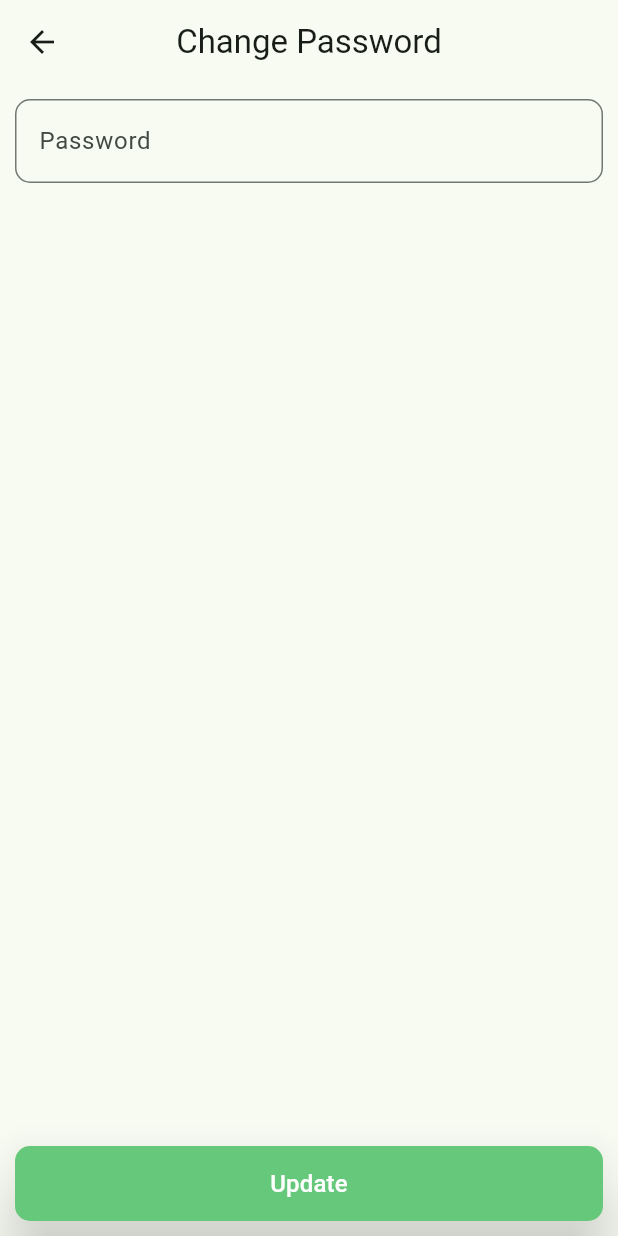
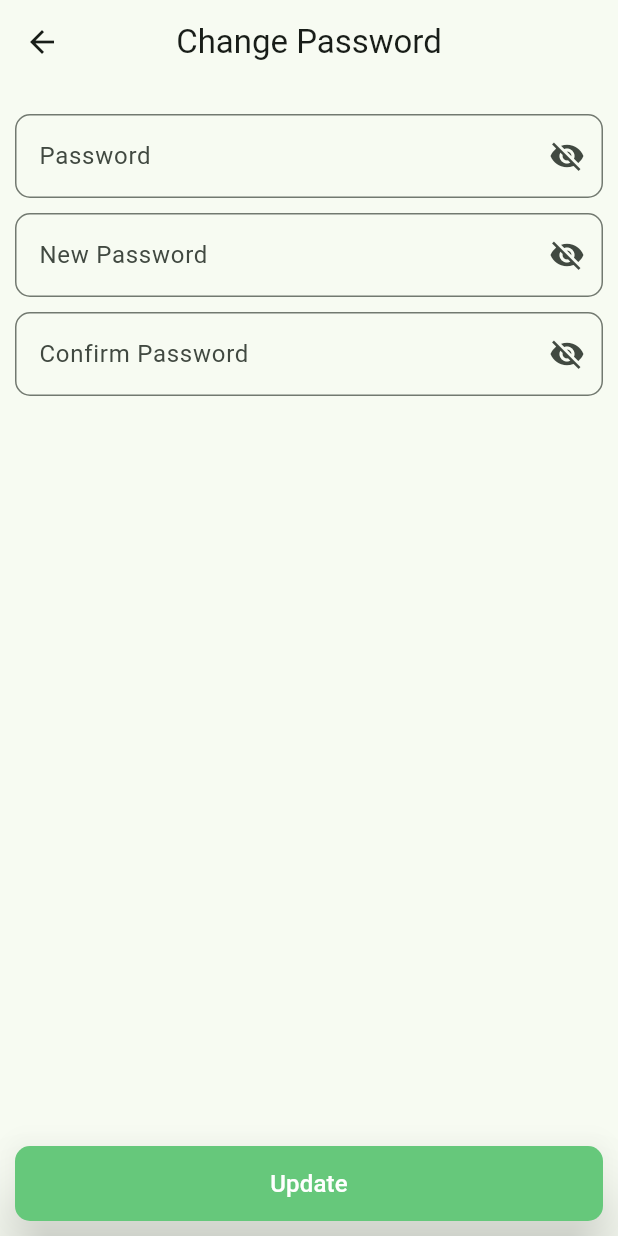
Before and after one commit to IntimeSys2025/in_time_app, a Flutter app: the ChangePasswordScreen screen opened directly, on a phone screen of 412 x 824 dp. Run offline on Flutter 3.47's test engine with Material 3 defaults, Android fonts, the light colour scheme and no system bars; our stand-ins replace dartz, dio, easy_localization, equatable, flutter_bloc, flutter_otp_text_field and 7 more; accounts and stored records are empty; network calls fail.

Commit message:
change password screen

```diff
--- /dev/null
+++ b/lib/core/shared_widgets/password_text_field_widget.dart
@@ -0,0 +1,48 @@
+import 'package:flutter/material.dart';
+
+import '../utils/app_colors.dart';
+
+class AppPasswordTextFieldWidget extends StatelessWidget {
+  final TextEditingController controller;
+  final String title;
+  final bool obscureText;
+  final Widget suffixIcon;
+
+  const AppPasswordTextFieldWidget(
+      {super.key,
+      required this.controller,
+      required this.obscureText,
+      required this.suffixIcon, required this.title});
+
+  @override
+  Widget build(BuildContext context) {
+    return TextFormField(
+      controller: controller,
+      obscureText: obscureText,
+      validator: validatePassword,
+      decoration: InputDecoration(
+        focusColor: AppColors.green,
+        border: OutlineInputBorder(
+            borderRadius: BorderRadius.circular(10),
+            borderSide: BorderSide(color: AppColors.green)),
+        labelText: title,
+        suffixIcon: suffixIcon,
+      ),
+    );
+  }
+  String? validatePassword(String? value) {
+    if (value == null || value.isEmpty) {
+      return 'Password is required';
+    }
+
+    final passwordRegex = RegExp(
+      r'^(?=.*[a-z])(?=.*[A-Z])(?=.*\d)(?=.*[\W_]).{8,}$',
+    );
+
+    if (!passwordRegex.hasMatch(value)) {
+      return 'Password must be at least 8 characters,\ninclude uppercase, lowercase, number, and special character';
+    }
+
+    return null; // Password is valid
+  }
+}
--- a/lib/features/profile/presentation/screens/change_password_screen.dart
+++ b/lib/features/profile/presentation/screens/change_password_screen.dart
@@ -1,7 +1,9 @@
 import 'package:flutter/material.dart';
+import 'package:in_time_app/core/helpers/extension.dart';
 import 'package:in_time_app/core/shared_widgets/app_button_widget.dart';
 
 import '../../../../core/shared_widgets/app_text_field.dart';
+import '../../../../core/shared_widgets/password_text_field_widget.dart';
 
 class ChangePasswordScreen extends StatelessWidget {
   const ChangePasswordScreen({super.key});
@@ -14,27 +16,42 @@ class ChangePasswordScreen extends StatelessWidget {
         centerTitle: true,
       ),
       body: Padding(
-        padding: const EdgeInsets.symmetric(horizontal: 10,vertical: 10),
+        padding: const EdgeInsets.symmetric(horizontal: 10, vertical: 10),
         child: Column(
           children: [
-            AppTextField(
-                obscureText: true,
-                labelText: 'Password',
-                hintText: '',
-                controller: TextEditingController()),
+            10.heightSpace,
+            AppPasswordTextFieldWidget(
+              controller: TextEditingController(),
+              obscureText: true,
+              suffixIcon: IconButton(onPressed: (){}, icon: const Icon(Icons.visibility_off)),
+              title: 'Password',
+            ),
+            10.heightSpace,
+            AppPasswordTextFieldWidget(
+              controller: TextEditingController(),
+              obscureText: true,
+              suffixIcon: IconButton(onPressed: (){}, icon: const Icon(Icons.visibility_off)),
+              title: 'New Password',
+            ),
+            10.heightSpace,
+            AppPasswordTextFieldWidget(
+              controller: TextEditingController(),
+              obscureText: true,
+              suffixIcon: IconButton(onPressed: (){}, icon: const Icon(Icons.visibility_off)),
+              title: 'Confirm Password',
+            )
           ],
         ),
       ),
       bottomNavigationBar: SafeArea(
         child: Padding(
-          padding: EdgeInsets.symmetric(horizontal: 10,vertical: 10),
+          padding: const EdgeInsets.symmetric(horizontal: 10, vertical: 10),
           child: AppButtonWidget(
             title: 'Update',
-            onPressed: () {  },
+            onPressed: () {},
           ),
         ),
       ),
-
     );
   }
 }
--- a/lib/features/profile/presentation/screens/personal_data_screen.dart
+++ b/lib/features/profile/presentation/screens/personal_data_screen.dart
@@ -104,11 +104,11 @@ class PersonalDataScreen extends StatelessWidget {
                 5.widthSpace,
                 GestureDetector(
                   onTap: () {
-                    // Navigator.push(
-                    //     context,
-                    //     MaterialPageRoute(
-                    //       builder: (context) => ChangePasswordScreen(),
-                    //     ));
+                    Navigator.push(
+                        context,
+                        MaterialPageRoute(
+                          builder: (context) => ChangePasswordScreen(),
+                        ));
                   },
                   child: const Text(
                     'Change',
```
